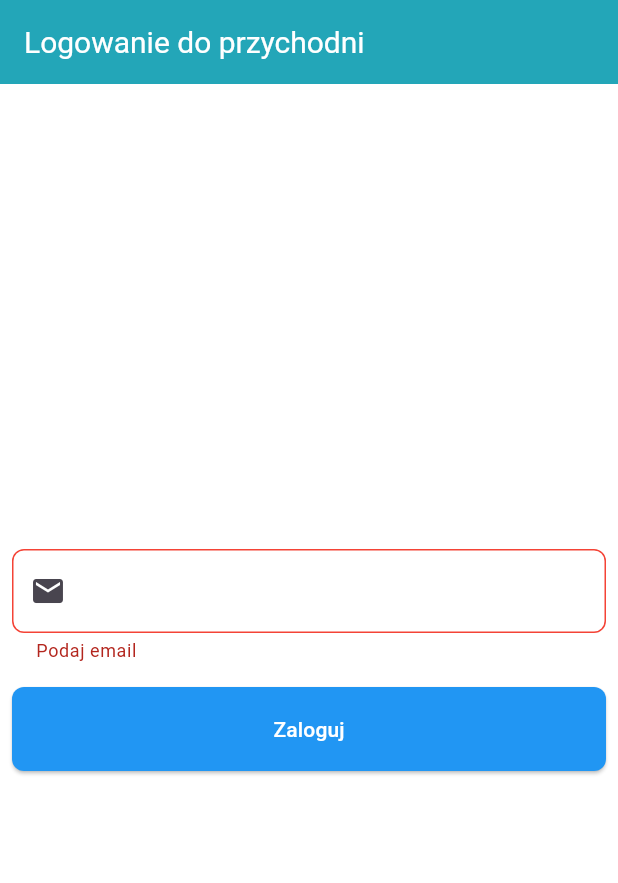
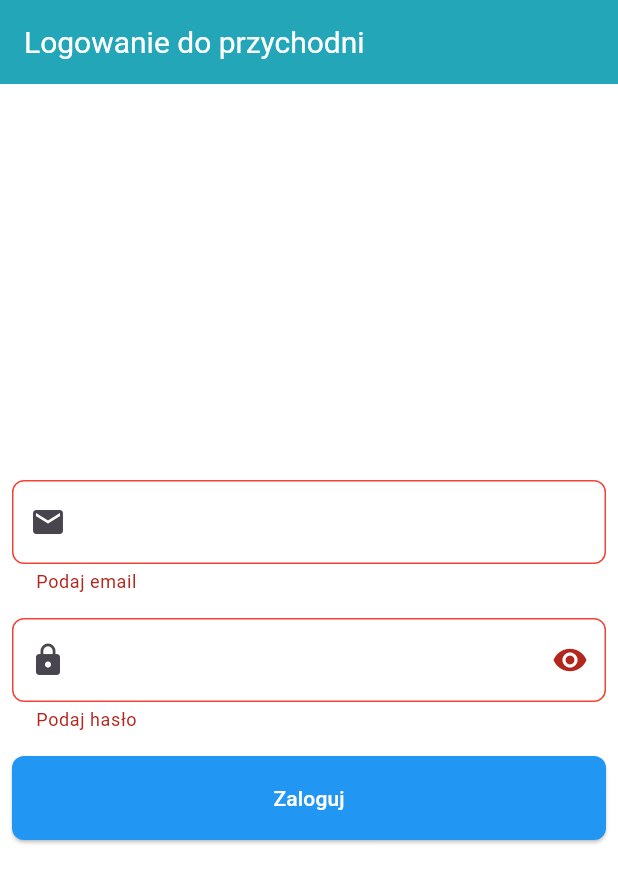
Before and after one commit to marcinosienienko/MedAppointment, a Flutter app: the screen it shows after launch, after a tap on "Zaloguj", on a phone screen of 412 x 824 dp. Shown: the top 883 px of the screen. Run offline on Flutter 3.47's test engine with Material 3 defaults, Android fonts, the phone set to English and light mode, and no system bars.

Commit message:
created password text field with walidation

```diff
--- a/lib/presentation/pages/login_page.dart
+++ b/lib/presentation/pages/login_page.dart
@@ -1,6 +1,7 @@
 import 'package:flutter/material.dart';
 import 'package:medical_app/presentation/widgets/buttons/PrimaryButton.dart';
 import 'package:medical_app/presentation/widgets/inputs/email_input.dart';
+import 'package:medical_app/presentation/widgets/inputs/password_input.dart';
 
 class LoginPage extends StatelessWidget {
   final TextEditingController _emailController = TextEditingController();
@@ -29,6 +30,8 @@ class LoginPage extends StatelessWidget {
                 children: [
                   EmailTextField(controller: _emailController),
                   const SizedBox(height: 16),
+                  PasswordTextField(),
+                  const SizedBox(height: 16),
                   PrimaryButton(
                     text: "Zaloguj",
                     onPressed: () {
--- a/lib/presentation/widgets/inputs/email_input.dart
+++ b/lib/presentation/widgets/inputs/email_input.dart
@@ -36,7 +36,8 @@ class EmailTextField extends StatelessWidget {
         errorBorder: OutlineInputBorder(
           borderRadius: BorderRadius.circular(8.0),
           borderSide: BorderSide(color: Colors.red),
-          )),
+        ),
+      ),
     );
   }
 }
--- /dev/null
+++ b/lib/presentation/widgets/inputs/password_input.dart
@@ -0,0 +1,62 @@
+import 'package:flutter/material.dart';
+import 'package:medical_app/presentation/widgets/inputs/base_text_field.dart';
+
+class PasswordTextField extends StatefulWidget {
+  final TextEditingController? controller;
+
+  const PasswordTextField({Key? key, this.controller}) : super(key: key);
+
+  @override
+  State<PasswordTextField> createState() => _PasswordTextFieldState();
+}
+
+class _PasswordTextFieldState extends State<PasswordTextField> {
+  bool _isObscured = true;
+
+  void _toggleVisibility() {
+    setState(() {
+      _isObscured = !_isObscured;
+    });
+  }
+
+  String? _passwordValidator(String? value) {
+    final regex = RegExp(
+        r'^(?=.*[a-z])(?=.*[A-Z])(?=.*\d)(?=.*[@$!%*?&])[A-Za-z\d@$!%*?&]{8,}$');
+
+    if (value == null || value.isEmpty) {
+      return 'Podaj hasło';
+    } else if (!regex.hasMatch(value)) {
+      return 'Hasło musi mieć min. 8 znaków, wielką literę, cyfrę i znak specjalny';
+    }
+  }
+
+  @override
+  Widget build(BuildContext context) {
+    return BaseTextField(
+      hintText: 'Hasło',
+      controller: widget.controller,
+      obscureText: _isObscured,
+      validator: _passwordValidator,
+      decoration: InputDecoration(
+        prefixIcon: const Icon(Icons.lock),
+        suffixIcon: IconButton(
+          icon: Icon(
+            _isObscured ? Icons.visibility : Icons.visibility_off,
+          ),
+          onPressed: _toggleVisibility,
+        ),
+        border: OutlineInputBorder(
+          borderRadius: BorderRadius.circular(8.0),
+        ),
+        focusedBorder: OutlineInputBorder(
+          borderRadius: BorderRadius.circular(8.0),
+          borderSide: BorderSide(color: Colors.blue),
+        ),
+        errorBorder: OutlineInputBorder(
+          borderRadius: BorderRadius.circular(8.0),
+          borderSide: BorderSide(color: Colors.red),
+        ),
+      ),
+    );
+  }
+}
```
Also changed, not shown: lib/presentation/widgets/inputs/password_text_field.dart (deleted). Lines whose indentation alone changed are shown as unchanged.
